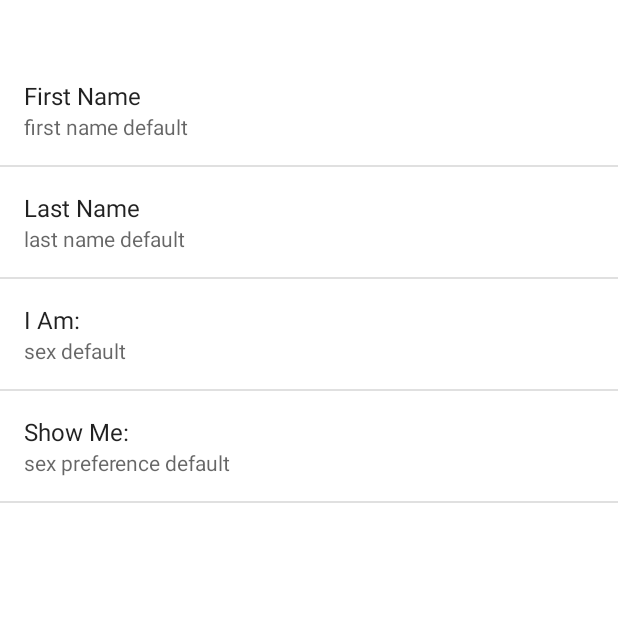
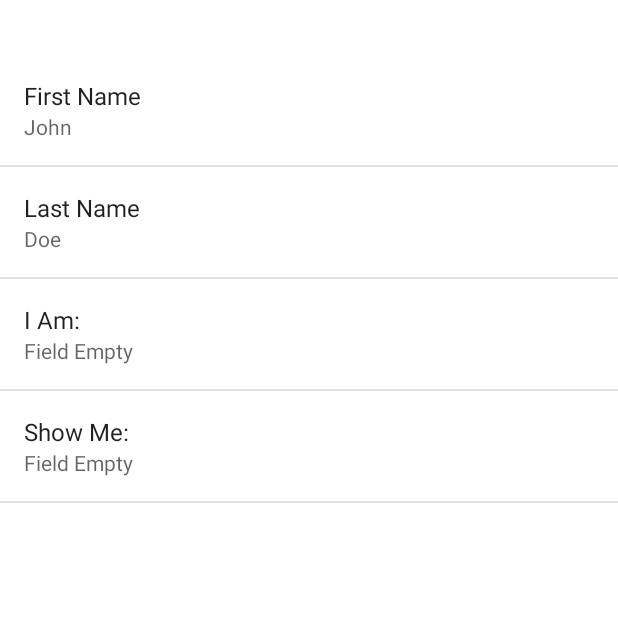
Before and after one commit to copperstick6/SexySinglesOnYourWifi, an Android app: the screen it shows after launch (MainActivity), after a tap on "MY PROFILE", on a phone screen of 412 x 824 dp, the top half of it. Run offline under Robolectric (Android 15) with nearby library versions, the phone set to English and light mode, and no system bars.

Commit message:
changed default values on profile form

```diff
--- a/android/app/src/main/res/values/strings.xml
+++ b/android/app/src/main/res/values/strings.xml
@@ -83,9 +83,9 @@
     <string name="lastname_dialog">Last Name</string>
     <string name="sex">I am:</string>
     <string name="sex_preference">Show Me :</string>
-    <string name="firstname_default">first name default</string>
-    <string name="lastname_default">last name default</string>
-    <string name="sex_default">sex default</string>
-    <string name="sex_preference_default">sex preference default</string>
+    <string name="firstname_default">John</string>
+    <string name="lastname_default">Doe</string>
+    <string name="sex_default">Field Empty</string>
+    <string name="sex_preference_default">Field Empty</string>
 
 </resources>
```
